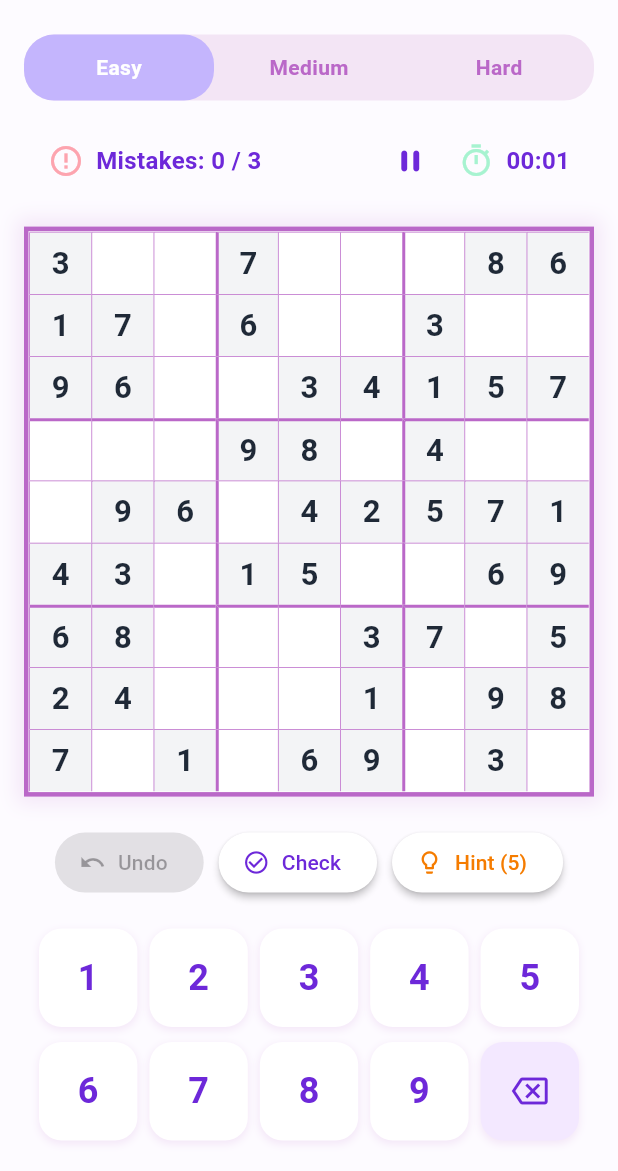
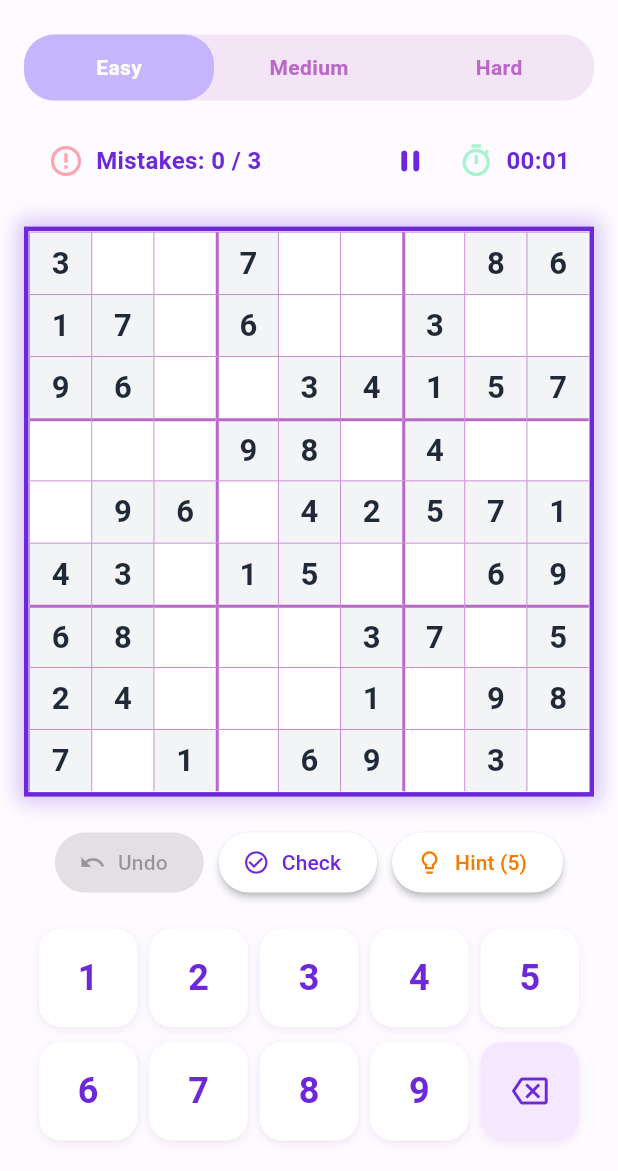
Before and after one commit to EricStojko/sudoku-game, a Flutter app: the screen it shows after launch, after a tap on "Check", after a tap on the "leaderboard" icon, after a tap on "Easy", on a phone screen of 412 x 824 dp, the part 65-1236 px from its top. Run offline on Flutter 3.47's test engine with Material 3 defaults, Android fonts, the phone set to English and light mode, and no system bars; our stand-ins replace shared_preferences.

Commit message:
refactor: optimize state rebuilds, background isolate board generation, and UI/UX polish

```diff
--- a/lib/logic/game_notifier.dart
+++ b/lib/logic/game_notifier.dart
@@ -1,5 +1,6 @@
 import 'dart:async';
 import 'dart:convert';
+import 'package:flutter/foundation.dart';
 import 'package:flutter/material.dart';
 import 'package:shared_preferences/shared_preferences.dart';
 import '../models/difficulty.dart';
@@ -17,12 +18,18 @@ enum GameStatus { idle, playing, won, gameOver }
 class GameNotifier extends ChangeNotifier with WidgetsBindingObserver {
   GameNotifier() {
     WidgetsBinding.instance.addObserver(this);
+    // Initialize with a blank dummy grid to prevent LateInitializationErrors during async generation
+    grid = List.generate(
+      9,
+      (r) => List.generate(
+        9,
+        (c) => SudokuCell(correctValue: 0, currentValue: 0, isFixed: false),
+      ),
+    );
   }
 
   void initGame() {
-    // Start a default game synchronously so the UI has a valid grid immediately.
     startNewGame(Difficulty.easy);
-    // Attempt to load a saved game and overwrite the default game.
     _loadGame();
   }
   // -------------------------------------------------------------------------
@@ -31,6 +38,7 @@ class GameNotifier extends ChangeNotifier with WidgetsBindingObserver {
 
   Difficulty difficulty = Difficulty.easy;
   late List<List<SudokuCell>> grid;
+  bool isGenerating = false;
   int selectedRow = -1;
   int selectedCol = -1;
   int mistakes = 0;
@@ -54,10 +62,10 @@ class GameNotifier extends ChangeNotifier with WidgetsBindingObserver {
   // Game lifecycle
   // -------------------------------------------------------------------------
 
-  /// Starts a fresh game with [diff] difficulty. Cancels any running timer.
-  void startNewGame(Difficulty diff) {
+  void startNewGame(Difficulty diff) async {
     _timer?.cancel();
     _confettiTimer?.cancel();
+    _checkTimer?.cancel();
 
     difficulty = diff;
     mistakes = 0;
@@ -71,9 +79,26 @@ class GameNotifier extends ChangeNotifier with WidgetsBindingObserver {
     isUserPaused = false;
     _history.clear();
 
+    isGenerating = true;
+    notifyListeners();
+
+    try {
+      final boardData = await compute(generateSudokuIsolateTask, diff);
+      grid = List.generate(
+        9,
+        (r) => List.generate(
+          9,
+          (c) => SudokuCell(
+            correctValue: boardData.solved[r][c],
+            currentValue: boardData.puzzle[r][c],
+            isFixed: boardData.puzzle[r][c] != 0,
+          ),
+        ),
+      );
+    } catch (_) {
+      // Fallback if Isolate/compute fails (e.g., in unit tests or older web runtimes)
       final solved = SudokuGenerator.generateCompleted();
       final puzzle = SudokuGenerator.generatePuzzle(solved, diff);
-
       grid = List.generate(
         9,
         (r) => List.generate(
@@ -85,9 +110,11 @@ class GameNotifier extends ChangeNotifier with WidgetsBindingObserver {
           ),
         ),
       );
+    } finally {
+      isGenerating = false;
+    }
 
     _startTimer();
-
     notifyListeners();
   }
 
@@ -218,9 +245,12 @@ class GameNotifier extends ChangeNotifier with WidgetsBindingObserver {
     notifyListeners();
   }
 
+  Timer? _checkTimer;
+
   /// Highlights all incorrect non-empty cells for 2 seconds.
   void useCheck() {
     if (!isPlaying) return;
+    _checkTimer?.cancel();
     for (final row in grid) {
       for (final cell in row) {
         if (!cell.isFixed &&
@@ -232,7 +262,7 @@ class GameNotifier extends ChangeNotifier with WidgetsBindingObserver {
     }
     notifyListeners();
 
-    Future.delayed(const Duration(seconds: 2), () {
+    _checkTimer = Timer(const Duration(seconds: 2), () {
       for (final row in grid) {
         for (final cell in row) {
           cell.isErrorHighlight = false;
@@ -354,11 +384,22 @@ class GameNotifier extends ChangeNotifier with WidgetsBindingObserver {
     _saveGame(); // Clears the save because status != playing
   }
 
+  bool _isDisposed = false;
+
+  @override
+  void notifyListeners() {
+    if (!_isDisposed) {
+      super.notifyListeners();
+    }
+  }
+
   @override
   void dispose() {
-    WidgetsBinding.instance.removeObserver(this);
+    _isDisposed = true;
     _timer?.cancel();
     _confettiTimer?.cancel();
+    _checkTimer?.cancel();
+    WidgetsBinding.instance.removeObserver(this);
     super.dispose();
   }
 }
--- a/lib/logic/sudoku_generator.dart
+++ b/lib/logic/sudoku_generator.dart
@@ -154,4 +154,22 @@ class SudokuGenerator {
     }
     return true;
   }
+
+  /// Entry point for running generation on a background Isolate.
+  static SudokuBoardData generate(Difficulty difficulty) {
+    final solved = generateCompleted();
+    final puzzle = generatePuzzle(solved, difficulty);
+    return SudokuBoardData(solved: solved, puzzle: puzzle);
+  }
 }
+
+class SudokuBoardData {
+  final List<List<int>> solved;
+  final List<List<int>> puzzle;
+  const SudokuBoardData({required this.solved, required this.puzzle});
+}
+
+/// Top-level task for compute Isolate execution
+SudokuBoardData generateSudokuIsolateTask(Difficulty difficulty) {
+  return SudokuGenerator.generate(difficulty);
+}
--- a/lib/screens/game_screen.dart
+++ b/lib/screens/game_screen.dart
@@ -5,6 +5,7 @@ import 'package:provider/provider.dart';
 import '../app_colors.dart';
 import '../logic/game_notifier.dart';
 import '../models/difficulty.dart';
+import '../models/leaderboard_entry.dart';
 import '../services/leaderboard_service.dart';
 import '../widgets/confetti_overlay.dart';
 import '../widgets/animated_sudoku_cell.dart';
@@ -17,26 +18,39 @@ class SudokuGameScreen extends StatefulWidget {
 }
 
 class _SudokuGameScreenState extends State<SudokuGameScreen> {
-  // Obtained once from the Provider tree in didChangeDependencies.
-  // Kept as a field so non-build methods (keyboard handler, dialogs) can
-  // access the notifier without needing a BuildContext.
-  late final GameNotifier _notifier;
-  bool _notifierBound = false;
+  GameNotifier? _notifierRef;
+  GameNotifier get _notifier => _notifierRef!;
+
+  final FocusNode _boardFocusNode = FocusNode();
+  bool _isBoardFocused = false;
+
+  @override
+  void initState() {
+    super.initState();
+    _boardFocusNode.addListener(() {
+      if (mounted) {
+        setState(() {
+          _isBoardFocused = _boardFocusNode.hasFocus;
+        });
+      }
+    });
+  }
 
   @override
   void didChangeDependencies() {
     super.didChangeDependencies();
-    if (!_notifierBound) {
-      // context.read — we only need the reference once, not a rebuild trigger.
-      _notifier = context.read<GameNotifier>();
-      _notifier.addListener(_handleStatusChange);
-      _notifierBound = true;
+    final newNotifier = Provider.of<GameNotifier>(context, listen: false);
+    if (newNotifier != _notifierRef) {
+      _notifierRef?.removeListener(_handleStatusChange);
+      _notifierRef = newNotifier;
+      _notifierRef!.addListener(_handleStatusChange);
     }
   }
 
   @override
   void dispose() {
-    _notifier.removeListener(_handleStatusChange);
+    _notifierRef?.removeListener(_handleStatusChange);
+    _boardFocusNode.dispose();
     super.dispose();
   }
 
@@ -262,17 +276,47 @@ class _SudokuGameScreenState extends State<SudokuGameScreen> {
     );
   }
 
-  void _showLeaderboard() async {
-    final results = await Future.wait([
+  void _showLeaderboard() {
+    showDialog(
+      context: context,
+      builder: (context) {
+        return FutureBuilder<List<List<LeaderboardEntry>>>(
+          future: Future.wait([
             LeaderboardService.fetchEntries(Difficulty.easy),
             LeaderboardService.fetchEntries(Difficulty.medium),
             LeaderboardService.fetchEntries(Difficulty.hard),
-    ]);
-    if (!mounted) return;
+          ]),
+          builder: (context, snapshot) {
+            if (snapshot.connectionState == ConnectionState.waiting) {
+              return AlertDialog(
+                backgroundColor: const Color(0xFFFDFBFF),
+                shape: RoundedRectangleBorder(borderRadius: BorderRadius.circular(20)),
+                content: SizedBox(
+                  width: double.maxFinite,
+                  height: 200,
+                  child: Center(
+                    child: CircularProgressIndicator(color: AppColors.primaryDark),
+                  ),
+                ),
+              );
+            }
 
-    showDialog(
-      context: context,
-      builder: (context) {
+            if (snapshot.hasError || !snapshot.hasData) {
+              return AlertDialog(
+                backgroundColor: const Color(0xFFFDFBFF),
+                shape: RoundedRectangleBorder(borderRadius: BorderRadius.circular(20)),
+                title: const Text('Error'),
+                content: const Text('Failed to load leaderboard data.'),
+                actions: [
+                  TextButton(
+                    onPressed: () => Navigator.pop(context),
+                    child: const Text('Close'),
+                  ),
+                ],
+              );
+            }
+
+            final results = snapshot.data!;
             return DefaultTabController(
               length: 3,
               initialIndex: _notifier.difficulty.index,
@@ -342,6 +386,8 @@ class _SudokuGameScreenState extends State<SudokuGameScreen> {
                   ),
                 ],
               ),
+            );
+          },
         );
       },
     );
@@ -446,23 +492,60 @@ class _SudokuGameScreenState extends State<SudokuGameScreen> {
   }
 
   Widget _buildGrid() {
+    return Selector<GameNotifier, bool>(
+      selector: (_, n) => n.isGenerating,
+      builder: (context, isGenerating, child) {
         return LayoutBuilder(builder: (context, constraints) {
           double boardSize =
               min(constraints.maxWidth, constraints.maxHeight) - 32;
           if (boardSize > 500) boardSize = 500;
           final cellSize = (boardSize - 7) / 9;
 
+          if (isGenerating) {
             return Container(
               width: boardSize,
               height: boardSize,
               decoration: BoxDecoration(
                 color: Colors.white,
                 border: Border.all(color: Colors.purple.shade300, width: 3),
+              ),
+              child: Center(
+                child: Column(
+                  mainAxisAlignment: MainAxisAlignment.center,
+                  children: [
+                    CircularProgressIndicator(color: AppColors.primaryDark),
+                    const SizedBox(height: 16),
+                    Text(
+                      'Generating Board...',
+                      style: TextStyle(
+                        color: AppColors.primaryDark,
+                        fontWeight: FontWeight.bold,
+                        fontSize: 16,
+                      ),
+                    ),
+                  ],
+                ),
+              ),
+            );
+          }
+
+          return Container(
+            width: boardSize,
+            height: boardSize,
+            decoration: BoxDecoration(
+              color: Colors.white,
+              border: Border.all(
+                color: _isBoardFocused ? AppColors.primaryDark : Colors.purple.shade300,
+                width: 3,
+              ),
               boxShadow: [
                 BoxShadow(
-                color: Colors.purple.withValues(alpha: 0.1),
+                  color: _isBoardFocused
+                      ? AppColors.primaryDark.withValues(alpha: 0.25)
+                      : Colors.purple.withValues(alpha: 0.1),
                   blurRadius: 10,
-                spreadRadius: 5)
+                  spreadRadius: 5,
+                )
               ],
             ),
             child: Stack(
@@ -475,7 +558,9 @@ class _SudokuGameScreenState extends State<SudokuGameScreen> {
                       (r) => Row(
                         mainAxisSize: MainAxisSize.min,
                         children: List.generate(
-                        9, (c) => AnimatedSudokuCell(row: r, col: c, size: cellSize)),
+                          9,
+                          (c) => AnimatedSudokuCell(row: r, col: c, size: cellSize),
+                        ),
                       ),
                     ),
                   ),
@@ -504,14 +589,19 @@ class _SudokuGameScreenState extends State<SudokuGameScreen> {
             ),
           );
         });
+      },
+    );
   }
 
   Widget _buildActionButtons() {
+    return Consumer<GameNotifier>(
+      builder: (context, n, _) {
+        final bool isPausedOrOver = n.isUserPaused || n.status != GameStatus.playing;
         return Row(
           mainAxisAlignment: MainAxisAlignment.center,
           children: [
             ElevatedButton.icon(
-          onPressed: _notifier.canUndo ? _notifier.undo : null,
+              onPressed: n.canUndo && !isPausedOrOver ? n.undo : null,
               icon: const Icon(Icons.undo),
               label: const Text('Undo'),
               style: ElevatedButton.styleFrom(
@@ -523,7 +613,7 @@ class _SudokuGameScreenState extends State<SudokuGameScreen> {
             ),
             const SizedBox(width: 10),
             ElevatedButton.icon(
-          onPressed: _notifier.useCheck,
+              onPressed: !isPausedOrOver ? n.useCheck : null,
               icon: const Icon(Icons.check_circle_outline),
               label: const Text('Check'),
               style: ElevatedButton.styleFrom(
@@ -535,9 +625,9 @@ class _SudokuGameScreenState extends State<SudokuGameScreen> {
             ),
             const SizedBox(width: 10),
             ElevatedButton.icon(
-          onPressed: _notifier.canUseHint ? _notifier.useHint : null,
+              onPressed: n.canUseHint && !isPausedOrOver ? n.useHint : null,
               icon: const Icon(Icons.lightbulb_outline),
-          label: Text('Hint (${5 - _notifier.hintsUsed})'),
+              label: Text('Hint (${5 - n.hintsUsed})'),
               style: ElevatedButton.styleFrom(
                 backgroundColor: Colors.white,
                 foregroundColor: Colors.orange.shade700,
@@ -546,6 +636,8 @@ class _SudokuGameScreenState extends State<SudokuGameScreen> {
               ),
             ),
           ],
+        );
+      },
     );
   }
 
@@ -653,6 +745,7 @@ class _SudokuGameScreenState extends State<SudokuGameScreen> {
   @override
   Widget build(BuildContext context) {
     return Focus(
+      focusNode: _boardFocusNode,
       autofocus: true,
       onKeyEvent: _handleKeyEvent,
       child: Selector<GameNotifier, bool>(
--- a/lib/services/leaderboard_service.dart
+++ b/lib/services/leaderboard_service.dart
@@ -16,13 +16,21 @@ class LeaderboardService {
   static Future<List<LeaderboardEntry>> fetchEntries(
     Difficulty difficulty,
   ) async {
+    try {
       final prefs = await SharedPreferences.getInstance();
       final records = prefs.getStringList(_key(difficulty)) ?? [];
-    final entries = records
-        .map((e) => LeaderboardEntry.fromJson(jsonDecode(e)))
-        .toList()
-      ..sort((a, b) => a.timeInSeconds.compareTo(b.timeInSeconds));
-    return entries;
+      final entries = <LeaderboardEntry>[];
+      for (final r in records) {
+        try {
+          entries.add(LeaderboardEntry.fromJson(jsonDecode(r)));
+        } catch (_) {
+          // Skip corrupted record
+        }
+      }
+      return entries..sort((a, b) => a.timeInSeconds.compareTo(b.timeInSeconds));
+    } catch (_) {
+      return [];
+    }
   }
 
   /// Returns `true` if [timeInSeconds] would place in the top 10 for
@@ -31,16 +39,13 @@ class LeaderboardService {
     Difficulty difficulty,
     int timeInSeconds,
   ) async {
-    final prefs = await SharedPreferences.getInstance();
-    final records = prefs.getStringList(_key(difficulty)) ?? [];
-    if (records.length < 10) return true;
-
-    final entries = records
-        .map((e) => LeaderboardEntry.fromJson(jsonDecode(e)))
-        .toList()
-      ..sort((a, b) => a.timeInSeconds.compareTo(b.timeInSeconds));
-
+    try {
+      final entries = await fetchEntries(difficulty);
+      if (entries.length < 10) return true;
       return timeInSeconds < entries.last.timeInSeconds;
+    } catch (_) {
+      return false;
+    }
   }
 
   /// Saves a score for [difficulty]. Keeps only the top 10 entries.
@@ -49,13 +54,10 @@ class LeaderboardService {
     String name,
     int timeInSeconds,
   ) async {
+    try {
       final prefs = await SharedPreferences.getInstance();
       final key = _key(difficulty);
-    final records = prefs.getStringList(key) ?? [];
-
-    var entries = records
-        .map((e) => LeaderboardEntry.fromJson(jsonDecode(e)))
-        .toList();
+      var entries = await fetchEntries(difficulty);
 
       entries.add(LeaderboardEntry(
         name,
@@ -69,5 +71,8 @@ class LeaderboardService {
         key,
         entries.map((e) => jsonEncode(e.toJson())).toList(),
       );
+    } catch (_) {
+      // Gracefully swallow persistence failures in production
     }
   }
+}
--- a/lib/widgets/confetti_overlay.dart
+++ b/lib/widgets/confetti_overlay.dart
@@ -31,7 +31,7 @@ class _ConfettiOverlayState extends State<ConfettiOverlay>
     super.initState();
     _ctrl = AnimationController(
         vsync: this, duration: const Duration(seconds: 4));
-    _ctrl.addListener(() => setState(() {}));
+    // REMOVED: _ctrl.addListener(() => setState(() {})); to avoid rebuilding the entire stack.
   }
 
   @override
@@ -44,6 +44,14 @@ class _ConfettiOverlayState extends State<ConfettiOverlay>
   }
 
   void _generateParticles(double width) {
+    final pastelColors = [
+      const Color(0xFFC4B5FD), // Soft purple
+      const Color(0xFFA7F3D0), // Soft mint green
+      const Color(0xFFFBCFE8), // Soft pink
+      const Color(0xFFFDA4AF), // Soft red
+      const Color(0xFFFDE047), // Soft yellow
+      const Color(0xFF93C5FD), // Soft blue
+    ];
     _particles = List.generate(150, (_) {
       return ConfettiParticle(
         x: _rand.nextDouble() * width,
@@ -51,7 +59,7 @@ class _ConfettiOverlayState extends State<ConfettiOverlay>
         dx: _rand.nextDouble() * 200 - 100,
         dy: _rand.nextDouble() * 400 + 200,
         size: _rand.nextDouble() * 6 + 4,
-        color: Colors.primaries[_rand.nextInt(Colors.primaries.length)],
+        color: pastelColors[_rand.nextInt(pastelColors.length)],
         shape: ConfettiShape.values[_rand.nextInt(ConfettiShape.values.length)],
       );
     });
@@ -67,16 +75,23 @@ class _ConfettiOverlayState extends State<ConfettiOverlay>
   Widget build(BuildContext context) {
     return Stack(
       children: [
-        widget.child,
-        if (widget.showConfetti && _ctrl.isAnimating)
+        widget.child, // The rest of the app - never rebuilt by the confetti ticker
+        if (widget.showConfetti)
           Positioned.fill(
             child: IgnorePointer(
               child: LayoutBuilder(builder: (context, constraints) {
                 if (_lastWidth != constraints.maxWidth) {
                   _lastWidth = constraints.maxWidth;
+                  _generateParticles(_lastWidth);
                 }
-                return CustomPaint(
-                  painter: ConfettiPainter(_particles, _ctrl.value),
+                return AnimatedBuilder(
+                  animation: _ctrl,
+                  builder: (context, child) {
+                    if (!_ctrl.isAnimating) return const SizedBox.shrink();
+                    return CustomPaint(
+                      painter: ConfettiPainter(_particles, _ctrl.value),
+                    );
+                  },
                 );
               }),
             ),
```
Lines whose indentation alone changed are shown as unchanged.
